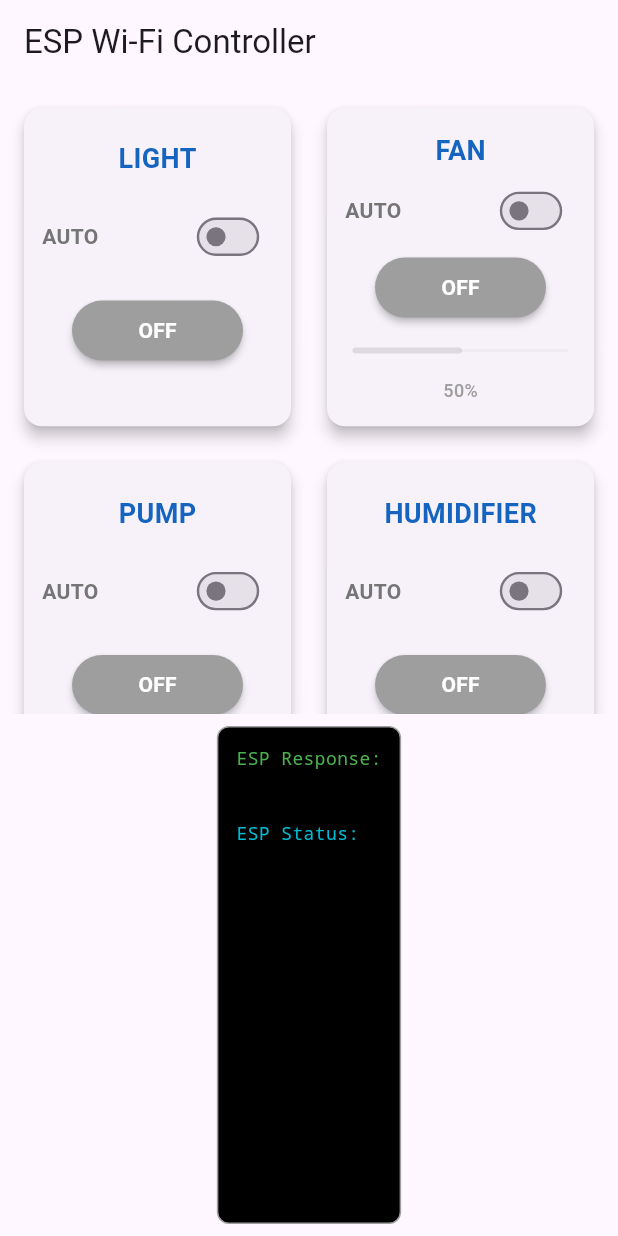
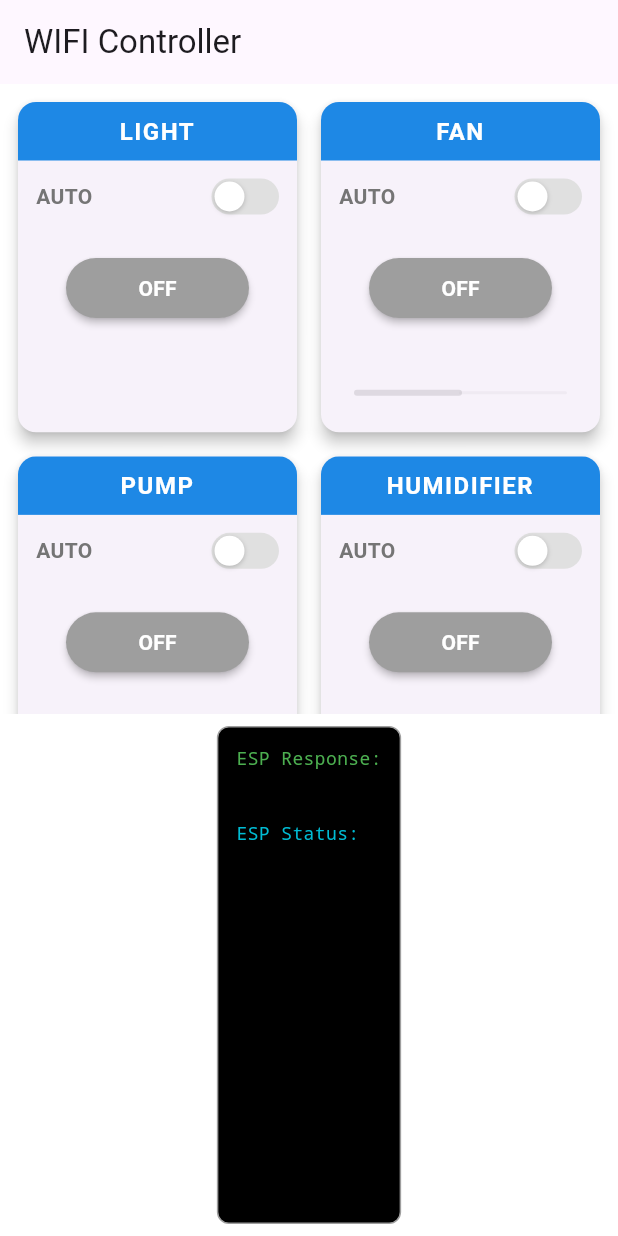
Before and after one commit to mehedienf/ESP-Controlled-Home-Automation-Project, a Flutter app: the first screen one second after launch, on a phone screen of 412 x 824 dp. Run offline on Flutter 3.47's test engine with Material 3 defaults, Android fonts, the phone set to English and light mode, and no system bars; network calls fail.

Commit message:
next update

```diff
--- a/lib/main.dart
+++ b/lib/main.dart
@@ -204,14 +204,14 @@ class _ESPControllerPageState extends State<ESPControllerPage> {
     // Add slider widget only if showSlider parameter is true
     if (showSlider) {
       sliderWidget = Padding(
-        padding: const EdgeInsets.symmetric(horizontal: 0.0, vertical: 6.0), // Removed horizontal padding for wider slider, reduced vertical padding
+        padding: const EdgeInsets.symmetric(horizontal: 0.0, vertical: 0.0), // Reduced vertical padding from 6.0 to 2.0
         child: Opacity(
           opacity: (!deviceOn || autoValue) ? 0.3 : 1.0, // Make slider faded when device is OFF or AUTO mode is ON
           child: SliderTheme(
             data: SliderTheme.of(context).copyWith(
               trackHeight: 2.0,              // Thinner track for more subtle appearance
               thumbShape: RoundSliderThumbShape(enabledThumbRadius: 0.0), // Smaller thumb
-              overlayShape: RoundSliderOverlayShape(overlayRadius: 5.0),  // Smaller touch area
+              overlayShape: RoundSliderOverlayShape(overlayRadius: 10.0),  // Smaller touch area
               activeTrackColor: Colors.blue,  // Active track color
               inactiveTrackColor: Colors.grey[300], // Inactive track color
               thumbColor: Colors.blue[700],   // Thumb color
@@ -233,96 +233,153 @@ class _ESPControllerPageState extends State<ESPControllerPage> {
 
     // Return card widget containing device controls with enhanced styling
     return Card(
-      elevation: 4,                // Card shadow depth
-      margin: EdgeInsets.all(8),   // Margin around card
-      shape: RoundedRectangleBorder( // Card shape with rounded corners
+      elevation: 4,                                  // Card shadow depth
+      margin: EdgeInsets.all(4),                     // Margin around card
+      // color: Colors.transparent,                      // Card background color
+      shape: RoundedRectangleBorder(                 // Card shape with rounded corners
         borderRadius: BorderRadius.circular(12),
       ),
-      child: Padding(              // Padding inside card
-        padding: EdgeInsets.all(12),
-        child: Column(             // Vertical layout for card contents
-          mainAxisAlignment: MainAxisAlignment.spaceAround, // Changed to spaceAround for better distribution
+      clipBehavior: Clip.antiAlias,                  // Clip content to card bounds
+      child: Column(                                 // Change to Column instead of Padding
         children: [
-            // Device name/title at the top
-            Text(
-              label,               // Device name (LIGHT, FAN, PUMP, HUMIDIFIER)
+          // Device name/title panel at the very top
+          Container(
+            width: double.infinity,                  // Card এর সমান width
+            padding: EdgeInsets.symmetric(vertical: 8), // Vertical padding for height
+            decoration: BoxDecoration(
+              color: Colors.blue[600],               // Same blue color for all devices
+              // Remove borderRadius since it's now clipped by card
+            ),
+            child: Text(
+              label,                                 // Device name (LIGHT, FAN, PUMP, HUMIDIFIER)
+              textAlign: TextAlign.center,           // Center align text
               style: TextStyle(
-                fontSize: 18,
-                fontWeight: FontWeight.bold,
-                color: Colors.blue[800],
+                fontSize: 16,                        // Font size
+                fontWeight: FontWeight.bold,         // Bold text
+                color: Colors.white,                 // White text on blue background
+                letterSpacing: 1.0,                  // Letter spacing for better readability
+              ),
             ),
           ),
 
-            // AUTO mode toggle section
-            Row(                   // Horizontal layout for AUTO label and switch
+          // Card content area
+          Expanded(
+            child: Padding(                          // Padding inside card content
+              padding: EdgeInsets.all(12),
+              child: Column(                         // Vertical layout for card contents
+                children: [
+                  // AUTO mode toggle section at top
+                  Row(                               // Horizontal layout for AUTO label and switch
                     mainAxisAlignment: MainAxisAlignment.spaceBetween, // Space between label and switch
                     children: [
                       Text(
-                  'AUTO',          // AUTO mode label
+                        'AUTO',                      // AUTO mode label
                         style: TextStyle(
                           fontSize: 14,
                           fontWeight: FontWeight.w600,
                           color: autoValue ? Colors.green : Colors.grey[600],
                         ),
                       ),
-                Transform.scale(   // Scale down the switch to make it smaller
-                  scale: 0.8,      // Make switch 80% of original size
-                  child: Switch(   // Toggle switch for AUTO mode
-                    value: autoValue, // Current switch state
-                    activeColor: Colors.green, // Switch color when ON
-                    materialTapTargetSize: MaterialTapTargetSize.shrinkWrap, // Reduce tap target size
-                    onChanged: (val) { // Callback when switch is toggled
-                      onAutoChanged(val); // Update local state
-                      _sendAutoCommand(label.toLowerCase(), val); // Send AUTO state to ESP
+
+                      // Custom toggle switch for AUTO mode
+                      GestureDetector(
+                        onTap: () {
+                          bool newValue = !autoValue;
+                          onAutoChanged(newValue);
+                          _sendAutoCommand(label.toLowerCase(), newValue);
                         },
+                        child: Container(
+                          width: 45,                                   // Toggle width
+                          height: 24,                                  // Toggle height
+                          decoration: BoxDecoration(
+                            borderRadius: BorderRadius.circular(12),   // Rounded track
+                            color: autoValue
+                                ? Color(0xFF4CAF50)                    // Green background when ON
+                                : Color(0xFFE0E0E0),                   // Light grey background when OFF
+                          ),
+                          child: AnimatedAlign(
+                            duration: Duration(milliseconds: 200),     // Smooth animation
+                            curve: Curves.easeInOut,                   // Natural animation curve
+                            alignment: autoValue
+                                ? Alignment.centerRight               // Thumb on right when ON
+                                : Alignment.centerLeft,               // Thumb on left when OFF
+                            child: Container(
+                              width: 20,                              // Thumb width
+                              height: 20,                             // Thumb height
+                              margin: EdgeInsets.all(2),              // Small margin around thumb
+                              decoration: BoxDecoration(
+                                shape: BoxShape.circle,               // Perfect circle thumb
+                                color: Colors.white,                  // White thumb color
+                                boxShadow: [                          // Subtle shadow
+                                  BoxShadow(
+                                    color: Colors.black.withOpacity(0.2),
+                                    offset: Offset(0, 1),
+                                    blurRadius: 2,
+                                    spreadRadius: 0,
+                                  ),
+                                ],
+                              ),
+                            ),
+                          ),
                         ),
                       ),
                     ],
                   ),
 
-            // Device control button in center with enhanced styling
+                  // Fixed spacing to align buttons across all cards
+                  SizedBox(height: 25),                // Fixed height for consistent button position
+
+                  // Device control button - PERFECTLY ALIGNED ACROSS ALL CARDS
                   Container(
-              width: double.infinity, // Full width button
-              padding: EdgeInsets.symmetric(horizontal: 20), // Add horizontal padding to make button smaller
+                    width: double.infinity,          // Full width button
+                    padding: EdgeInsets.symmetric(horizontal: 20), // Horizontal padding
                     child: ElevatedButton(
                       onPressed: () {
                         onDeviceChanged(!deviceOn); // Toggle device ON/OFF state
-                  _sendCommand(cmd); // Send command to ESP
+                        _sendCommand(cmd);           // Send command to ESP
                       },
                       style: ElevatedButton.styleFrom(
                         backgroundColor: deviceOn ? Colors.green : Colors.grey, // Green when ON, grey when OFF
                         foregroundColor: Colors.white, // Always white text
-                  padding: EdgeInsets.symmetric(vertical: 3), // Reduced vertical padding for smaller button
+                        padding: EdgeInsets.symmetric(vertical: 3), // Vertical padding
                         shape: RoundedRectangleBorder( // Button shape
-                    borderRadius: BorderRadius.circular(20), // Increased border radius for more rounded button
+                          borderRadius: BorderRadius.circular(20), // Rounded button
                         ),
-                  elevation: 2, // Always has shadow
+                        elevation: 2,                // Shadow
                       ),
                       child: Text(
-                  deviceOn ? 'ON' : 'OFF', // Show current state
+                        deviceOn ? 'ON' : 'OFF',     // Show current state
                         style: TextStyle(
-                    fontSize: 14,    // Reduced font size for smaller button
+                          fontSize: 14,              // Font size
                           fontWeight: FontWeight.bold,
                         ),
                       ),
                     ),
                   ),
 
-            // Slider widget at bottom (only visible for fan)
-            sliderWidget,
+                  // EXPANDED LAYOUT - Bottom space divided for slider positioning
+                  Expanded(
+                    child: Column(
+                      children: [
+                        // ADJUSTED POSITION - Slider moved lower
+                        if (showSlider) ...[
+                          Spacer(flex: 8),               // More space above slider (pushes slider down)
+                          sliderWidget,                  // Slider widget for fan (MOVED LOWER)
+                          Spacer(flex: 1),               // Less space below slider
+                        ] else ...[
+                          Spacer(),                      // Fill all remaining space for non-slider cards
+                        ],
+                      ],
+                    ),
+                  ),
 
-            // Show current fan speed value if slider is visible
-            if (showSlider)
-              Text(
-                '${_fanSliderValue.toInt()}%', // Display current fan speed percentage
-                style: TextStyle(
-                  fontSize: 12,
-                  color: (!deviceOn || autoValue) ? Colors.grey : Colors.blue, // Grey when device OFF or AUTO mode, blue otherwise
-                  fontWeight: FontWeight.w500,
+                  // Small bottom padding
+                  SizedBox(height: 0),
+                ],
+              ),
             ),
           ),
         ],
-        ),
       ),
     );
   }
@@ -331,8 +388,10 @@ class _ESPControllerPageState extends State<ESPControllerPage> {
   @override
   Widget build(BuildContext context) {
     return Scaffold(                              // Main app structure with app bar and body
-      appBar: AppBar(title: const Text('ESP Wi-Fi Controller')), // Top app bar with title
-      body: Column(                               // Vertical layout for main content
+      appBar: AppBar(title: const Text('WIFI Controller')), // Top app bar with title
+      body: Container(
+        color: Colors.white, // <-- এখানেই মূল সাদা background
+        child: Column(                               // Vertical layout for main content
           children: [
             SizedBox(                               // Fixed height container for device cards
               height: 420,                          // Increased height for better card spacing
@@ -392,6 +451,7 @@ class _ESPControllerPageState extends State<ESPControllerPage> {
             ),
           ],
         ),
+      ),
     );
   }
 }
```
Lines whose indentation alone changed are shown as unchanged.
